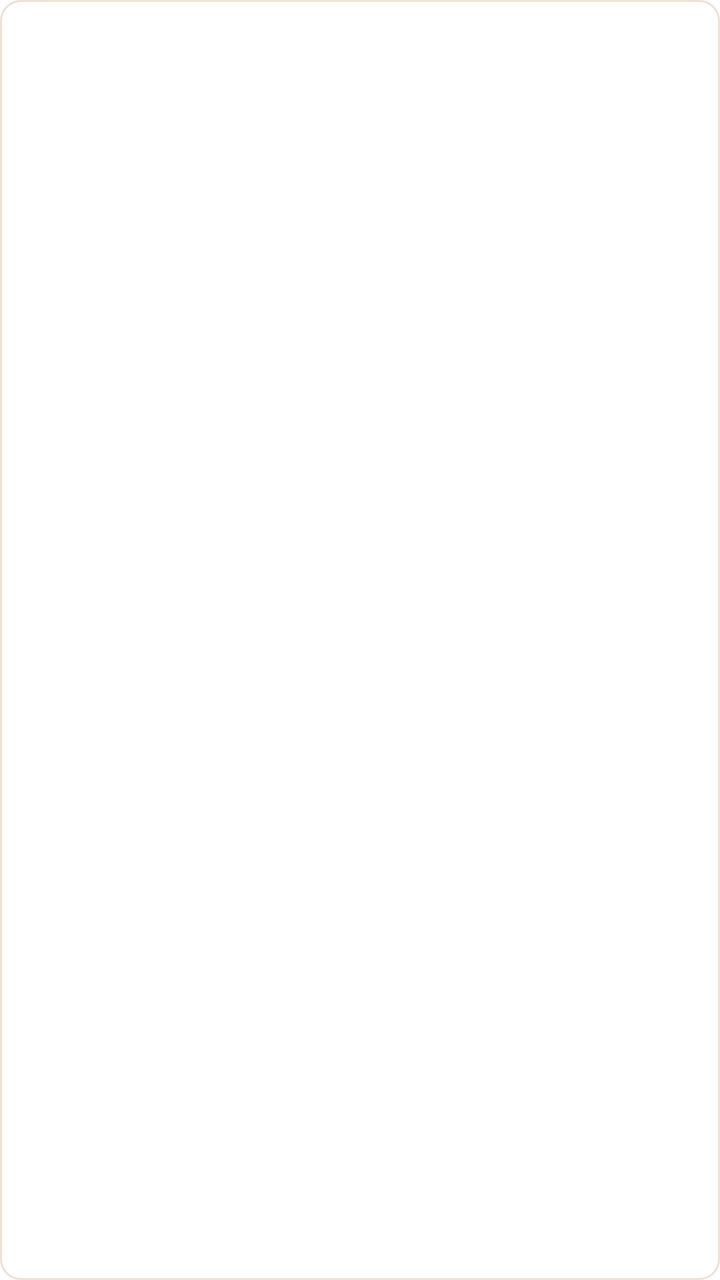
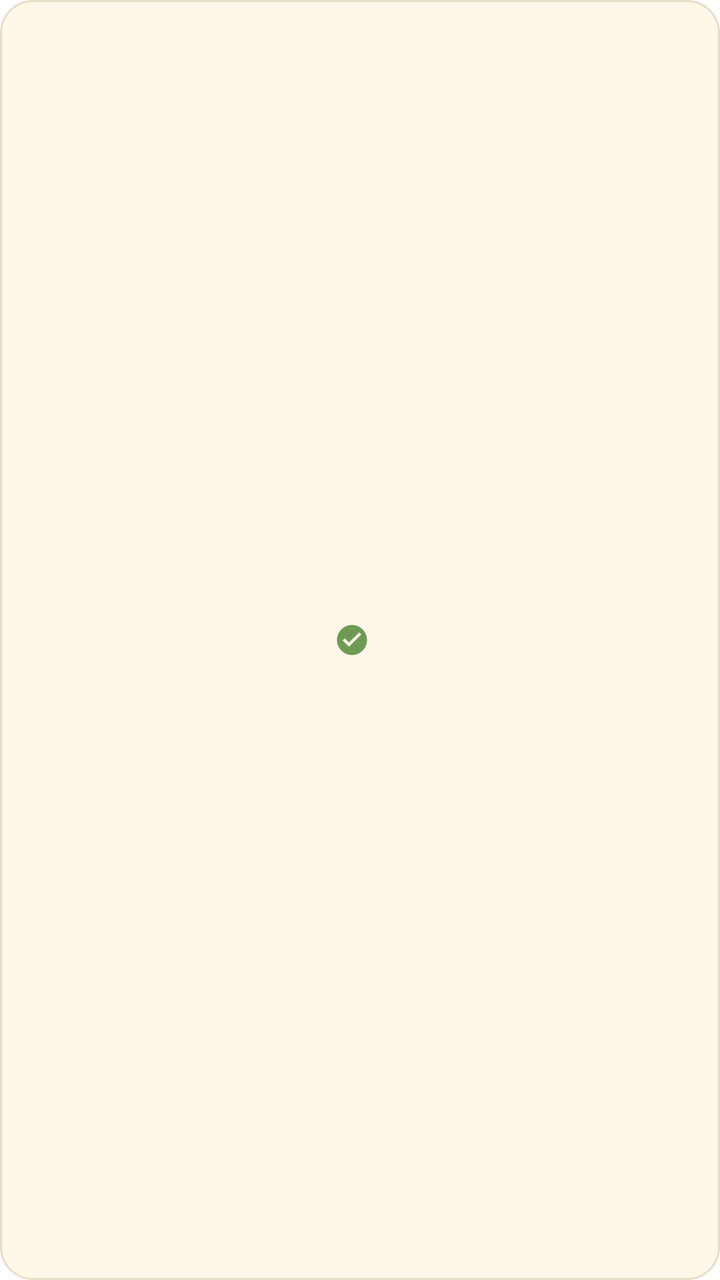

Two renders of the same Android screen: before a commit and after it. Below are the layout's source before the change and the commit's diff.
<!-- AndroidManifest.xml: fallback theme Theme.MaterialComponents.DayNight.NoActionBar -->
<!-- res/layout/reminder_home_widget_empty.xml -->
<?xml version="1.0" encoding="utf-8"?>
<TextView xmlns:android="http://schemas.android.com/apk/res/android"
    android:id="@+id/widget_empty_text"
    android:layout_width="match_parent"
    android:layout_height="match_parent"
    android:background="@drawable/reminder_home_widget_row_background"
    android:gravity="center"
    android:padding="12dp"
    android:textColor="#6C5E52"
    android:textSize="13sp"
    android:textStyle="bold" />
<!-- resources referenced by this layout -->
<resources>
  <!-- drawable reminder_home_widget_row_background (drawable) -->
  <?xml version="1.0" encoding="utf-8"?>
  <shape xmlns:android="http://schemas.android.com/apk/res/android">
      <solid android:color="#FFFFFF" />
      <corners android:radius="10dp" />
      <stroke
          android:width="1dp"
          android:color="#ECE2D7" />
  </shape>
</resources>

<!-- the commit's change to res/layout/reminder_home_widget_empty.xml (unified diff, before → after) -->
@@ -1,11 +1,27 @@
 <?xml version="1.0" encoding="utf-8"?>
-<TextView xmlns:android="http://schemas.android.com/apk/res/android"
-    android:id="@+id/widget_empty_text"
+<LinearLayout xmlns:android="http://schemas.android.com/apk/res/android"
+    android:id="@+id/widget_empty"
     android:layout_width="match_parent"
     android:layout_height="match_parent"
-    android:background="@drawable/reminder_home_widget_row_background"
+    android:background="@drawable/reminder_home_widget_empty_background"
     android:gravity="center"
-    android:padding="12dp"
-    android:textColor="#6C5E52"
-    android:textSize="13sp"
-    android:textStyle="bold" />
+    android:orientation="horizontal"
+    android:padding="12dp">
+
+    <ImageView
+        android:layout_width="18dp"
+        android:layout_height="18dp"
+        android:src="@drawable/reminder_home_widget_ic_check_circle"
+        android:tint="#6F9A55" />
+
+    <TextView
+        android:id="@+id/widget_empty_text"
+        android:layout_width="wrap_content"
+        android:layout_height="wrap_content"
+        android:layout_marginStart="8dp"
+        android:ellipsize="end"
+        android:maxLines="2"
+        android:textColor="#6F6256"
+        android:textSize="13sp"
+        android:textStyle="bold" />
+</LinearLayout>
<!-- resource entries referenced after the edit -->
@@ -1,13 +1,24 @@
 <!-- resources referenced by this layout -->
 <resources>
-  <!-- drawable reminder_home_widget_row_background (drawable) -->
+  <!-- drawable reminder_home_widget_empty_background (drawable) -->
   <?xml version="1.0" encoding="utf-8"?>
   <shape xmlns:android="http://schemas.android.com/apk/res/android">
-      <solid android:color="#FFFFFF" />
-      <corners android:radius="10dp" />
+      <solid android:color="#FFF7E8" />
+      <corners android:radius="16dp" />
       <stroke
           android:width="1dp"
-          android:color="#ECE2D7" />
+          android:color="#E9DDC8" />
   </shape>
+  <!-- drawable reminder_home_widget_ic_check_circle (drawable) -->
+  <?xml version="1.0" encoding="utf-8"?>
+  <vector xmlns:android="http://schemas.android.com/apk/res/android"
+      android:width="24dp"
+      android:height="24dp"
+      android:viewportWidth="24"
+      android:viewportHeight="24">
+      <path
+          android:fillColor="#6F6256"
+          android:pathData="M12,2C6.48,2 2,6.48 2,12C2,17.52 6.48,22 12,22C17.52,22 22,17.52 22,12C22,6.48 17.52,2 12,2ZM10,16.5L5.8,12.3L7.21,10.89L10,13.67L16.79,6.88L18.2,8.3L10,16.5Z" />
+  </vector>
 </resources>
 
